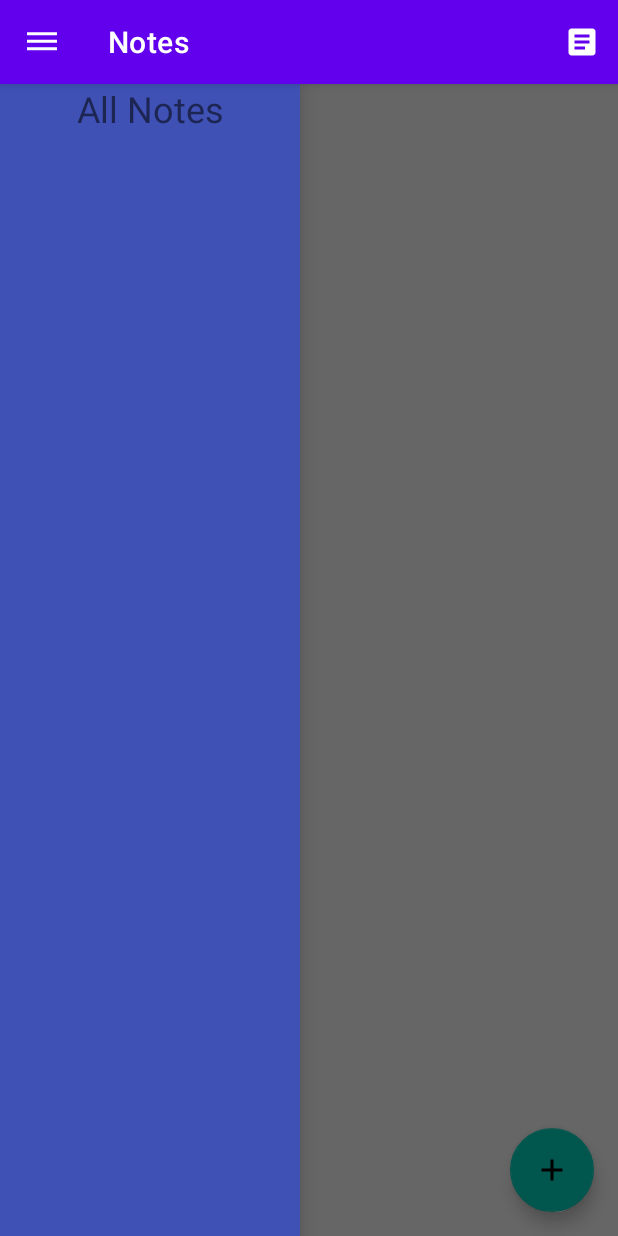
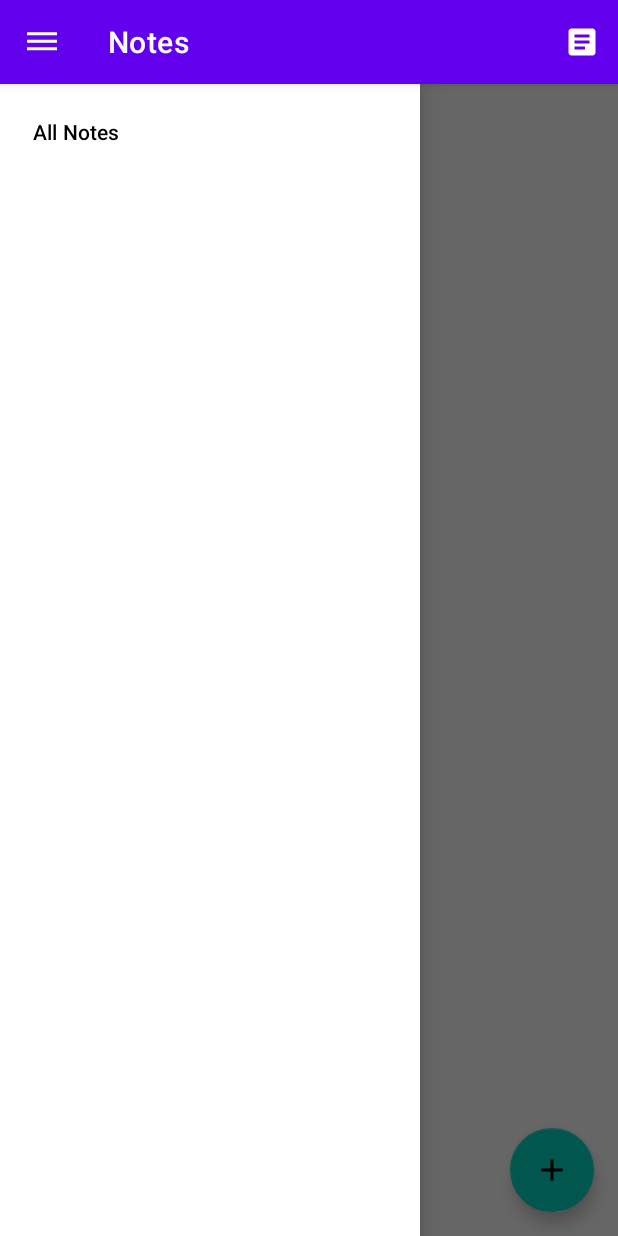
Before and after one commit to kindeev63/Notes, an Android app: the screen it shows after launch (MainActivity), with the side drawer open, on a phone screen of 412 x 824 dp. Run offline under Robolectric (Android 15) with nearby library versions, the phone set to English and light mode, and no system bars; our stand-ins replace Room's generated code.

Commit message:
Add NavigationView in Drawer and fix bugs

```diff
--- a/app/src/main/java/com/kindeev/notes/MainActivity.kt
+++ b/app/src/main/java/com/kindeev/notes/MainActivity.kt
@@ -2,21 +2,22 @@ package com.kindeev.notes
 
 import androidx.appcompat.app.AppCompatActivity
 import android.os.Bundle
+import android.util.Log
 import android.view.Menu
 import android.view.MenuItem
 import androidx.core.view.GravityCompat
+import androidx.core.view.get
 import androidx.recyclerview.widget.LinearLayoutManager
 import com.kindeev.notes.databinding.ActivityMainBinding
 import com.kindeev.notes.db.Category
 import com.kindeev.notes.fragments.CategoriesFragment
 import com.kindeev.notes.fragments.FragmentManager
 import com.kindeev.notes.fragments.NotesFragment
+import java.util.UUID
 
 class MainActivity : AppCompatActivity() {
     private lateinit var binding: ActivityMainBinding
-    private lateinit var categoriesAdapter: CategoriesAdapterDrawer
     private lateinit var noteViewModel: NoteViewModel
-    private var categoriesList = emptyList<Category>()
 
     override fun onCreate(savedInstanceState: Bundle?) {
         super.onCreate(savedInstanceState)
@@ -30,27 +31,25 @@ class MainActivity : AppCompatActivity() {
         supportActionBar?.setHomeAsUpIndicator(R.drawable.ic_open_drawer)
 
         noteViewModel.allCategories.observe(this) {
-            categoriesList = it
-            categoriesAdapter.setData(categoriesList)
+            val menu = binding.navView.menu
+            menu.clear()
+            menu.add(R.id.group_id, 0, Menu.NONE, resources.getString(R.string.all_notes))
+            for (item in it){
+                menu.add(R.id.group_id, item.id, Menu.NONE, item.name)
+            }
         }
 
-        binding.apply {
-            val onClickCategory: (Category) -> Unit = {
-                setCategory(it)
-                drawer.closeDrawer(GravityCompat.START)
+        binding.fab.setOnClickListener {
+                FragmentManager.currentFrag?.onClickNew()
+        }
+
+        binding.navView.setNavigationItemSelectedListener {item ->
+            if (item.itemId==0){
+                setCategory(null)
+            } else {
+                setCategory(item.title.toString())
             }
-            categoriesAdapter = CategoriesAdapterDrawer(onClickCategory)
-            rcSetCategory.adapter = categoriesAdapter
-            rcSetCategory.layoutManager = LinearLayoutManager(this@MainActivity)
-
-            fab.setOnClickListener {
-                FragmentManager.currentFrag?.onClickNew()
-            }
-
-            tAllCategories.setOnClickListener {
-                setCategory(null)
-                drawer.closeDrawer(GravityCompat.START)
-            }
+            return@setNavigationItemSelectedListener true
         }
 
     }
@@ -79,10 +78,16 @@ class MainActivity : AppCompatActivity() {
     fun getViewModel(): NoteViewModel{
         return noteViewModel
     }
-    private fun setCategory(category: Category?){
-        supportActionBar?.title = category?.name ?: resources.getString(R.string.all_notes)
-        if (FragmentManager.currentFrag !is NotesFragment) FragmentManager.setFragment(NotesFragment.newInstance(), this)
-        val notesFrag = supportFragmentManager.findFragmentById(R.id.placeHolder) as NotesFragment
-        notesFrag.setCategory(category)
+    private fun setCategory(categoryName: String?){
+        supportActionBar?.title = categoryName ?: resources.getString(R.string.all_notes)
+        if (FragmentManager.currentFrag !is NotesFragment) {
+            FragmentManager.setFragment(NotesFragment.newInstance(), this)
+            val notesFrag = FragmentManager.currentFrag as NotesFragment
+            notesFrag.currentCategoryName = categoryName
+        } else {
+            val notesFrag = FragmentManager.currentFrag as NotesFragment
+            notesFrag.currentCategoryName = categoryName
+            notesFrag.setCategory()
+        }
     }
 }
--- a/app/src/main/java/com/kindeev/notes/fragments/NotesFragment.kt
+++ b/app/src/main/java/com/kindeev/notes/fragments/NotesFragment.kt
@@ -20,21 +20,18 @@ class NotesFragment : BaseFragment() {
     private lateinit var noteViewModel: NoteViewModel
     private lateinit var notesAdapter: NotesAdapter
     private var notesList = emptyList<Note>()
-    private var currentCategory: Category? = null
+    var currentCategoryName: String? = null
 
-    override fun onClickNew() {
-        openNote()
-    }
+    override fun onClickNew() = openNote()
 
-    fun setCategory(category: Category?){
-        currentCategory = category
-        notesList = filterNotes(noteViewModel.allNotes.value, currentCategory)
+    fun setCategory(){
+        notesList = filterNotes(noteViewModel.allNotes.value, currentCategoryName)
         notesAdapter.setData(notesList)
     }
 
-    private fun filterNotes(notes: List<Note>?, category: Category?): List<Note>{
-        if (category==null || notes==null) return notes ?: emptyList()
-        return notes.filter { category.name in it.categories.split(", ") }
+    private fun filterNotes(notes: List<Note>?, categoryName: String?): List<Note>{
+        if (categoryName==null || notes==null) return notes ?: emptyList()
+        return notes.filter { categoryName in it.categories.split(", ") }
     }
 
     override fun onCreateView(
@@ -57,7 +54,7 @@ class NotesFragment : BaseFragment() {
         }
 
         noteViewModel.allNotes.observe(requireActivity()){
-            notesList = filterNotes(it, currentCategory)
+            notesList = filterNotes(it, currentCategoryName)
             notesAdapter.setData(notesList)
         }
 
--- a/app/src/main/res/layout/activity_main.xml
+++ b/app/src/main/res/layout/activity_main.xml
@@ -35,24 +35,11 @@
             app:srcCompat="@drawable/ic_add" />
     </androidx.constraintlayout.widget.ConstraintLayout>
 
-    <LinearLayout
-        android:layout_width="200dp"
+    <com.google.android.material.navigation.NavigationView
+        android:id="@+id/navView"
+        android:layout_width="wrap_content"
         android:layout_height="match_parent"
         android:layout_gravity="start"
-        android:background="#3F51B5"
-        android:orientation="vertical">
+        app:menu="@menu/menu_drawer" />
 
-        <TextView
-            android:id="@+id/tAllCategories"
-            android:layout_width="match_parent"
-            android:layout_height="wrap_content"
-            android:gravity="center"
-            android:text="@string/all_notes"
-            android:textSize="24sp" />
-
-        <androidx.recyclerview.widget.RecyclerView
-            android:id="@+id/rcSetCategory"
-            android:layout_width="match_parent"
-            android:layout_height="match_parent" />
-    </LinearLayout>
 </androidx.drawerlayout.widget.DrawerLayout>
--- /dev/null
+++ b/app/src/main/res/menu/menu_drawer.xml
@@ -0,0 +1,8 @@
+<?xml version="1.0" encoding="utf-8"?>
+<menu xmlns:android="http://schemas.android.com/apk/res/android">
+    <group android:id="@+id/group_id">
+        <item
+            android:id="@+id/all_notes_item"
+            android:title="@string/all_notes" />
+    </group>
+</menu>
--- a/app/src/main/res/menu/note_menu.xml
+++ b/app/src/main/res/menu/note_menu.xml
@@ -1,12 +1,6 @@
 <?xml version="1.0" encoding="utf-8"?>
 <menu xmlns:android="http://schemas.android.com/apk/res/android"
     xmlns:app="http://schemas.android.com/apk/res-auto">
-    <item
-        android:id="@+id/save_item"
-        android:title="@string/save"
-        android:icon="@drawable/ic_save"
-        app:showAsAction="ifRoom"
-        android:orderInCategory="2"/>
     <item
         android:id="@+id/set_category_item"
         android:title="@string/categories"
--- a/app/src/main/res/values/strings.xml
+++ b/app/src/main/res/values/strings.xml
@@ -10,4 +10,5 @@
     <string name="add">Add</string>
     <string name="add_category">Add category</string>
     <string name="edit_category">Edit category</string>
+    <string name="select_categories">Select Categories</string>
 </resources>
```
Also changed, not shown: app/src/main/java/com/kindeev/notes/NoteActivity.kt (+23 -19 lines), app/src/main/java/com/kindeev/notes/fragments/CategoriesFragment.kt (+14 -2 lines), 1 other file.
